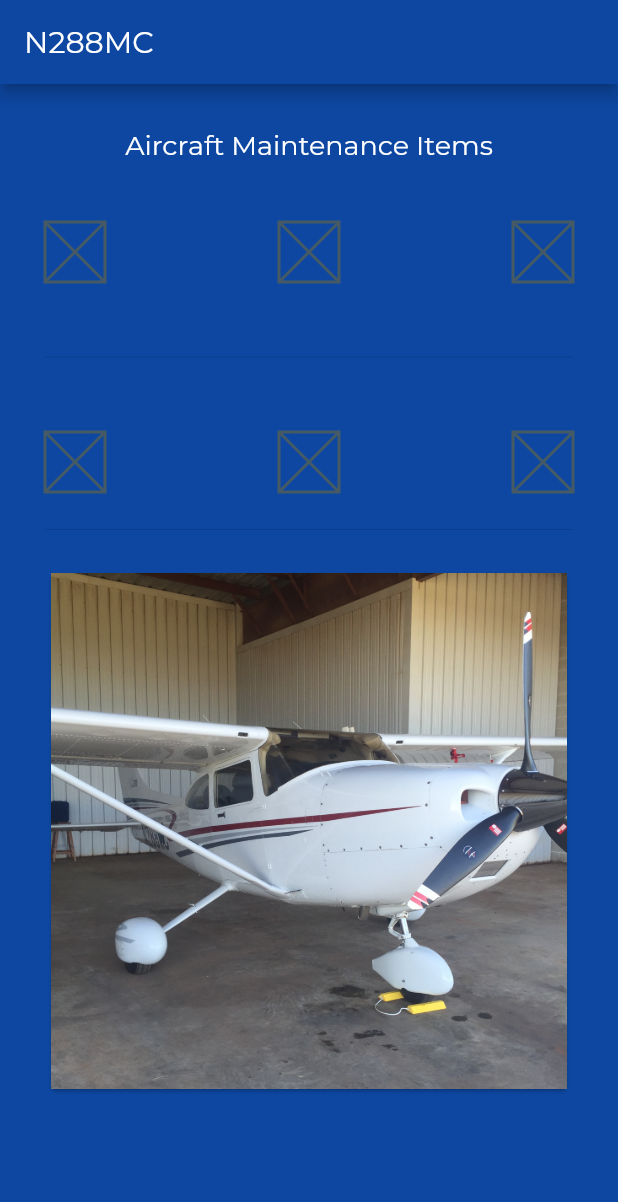
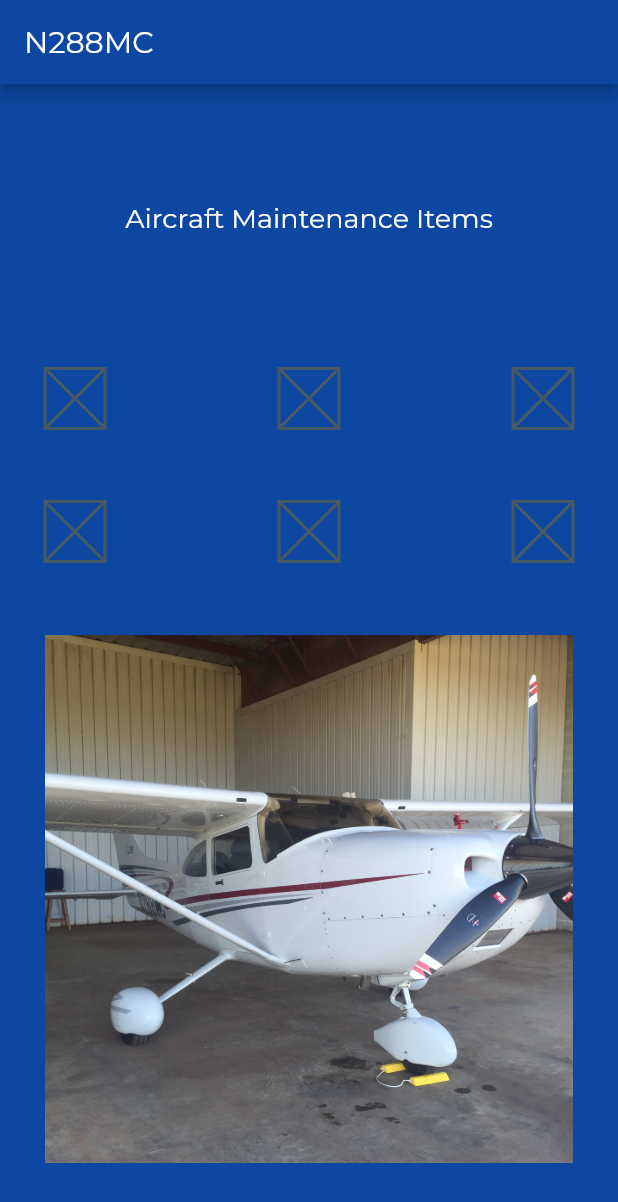
Before and after one commit to hadaes/aircraftMaintenance, a Flutter app: the screen it shows after launch, on a phone screen of 412 x 824 dp. Shown: the top 1202 px of the screen. Run offline on Flutter 3.47's test engine with Material 2 defaults, Android fonts, the phone set to English and light mode, and no system bars; project files that could hold a hidden picture were left out.

Commit message:
Slight change to layout to make it more responsive

```diff
--- a/lib/home.dart
+++ b/lib/home.dart
@@ -17,6 +17,7 @@ class Home extends StatelessWidget {
       body: Padding(
         padding: EdgeInsets.fromLTRB(30, 30, 30, 0),
         child: Column(
+          mainAxisAlignment: MainAxisAlignment.spaceEvenly,
           children: <Widget>[
             Container(
               margin: EdgeInsets.fromLTRB(0.0, 0.0, 0.0, 40.0),
@@ -46,9 +47,6 @@ class Home extends StatelessWidget {
                 ),
               ],
             ),
-            Divider(
-              height: 100.0,
-            ),
             Row(
               mainAxisAlignment: MainAxisAlignment.spaceBetween,
               children: [
@@ -66,10 +64,7 @@ class Home extends StatelessWidget {
                 ),
               ],
             ),
-            Divider(
-              height: 50.0,
-            ),
-            Card(
+            Container(
               child: Image.asset("assets/N288MC.jpg"),
             )
           ],
```
